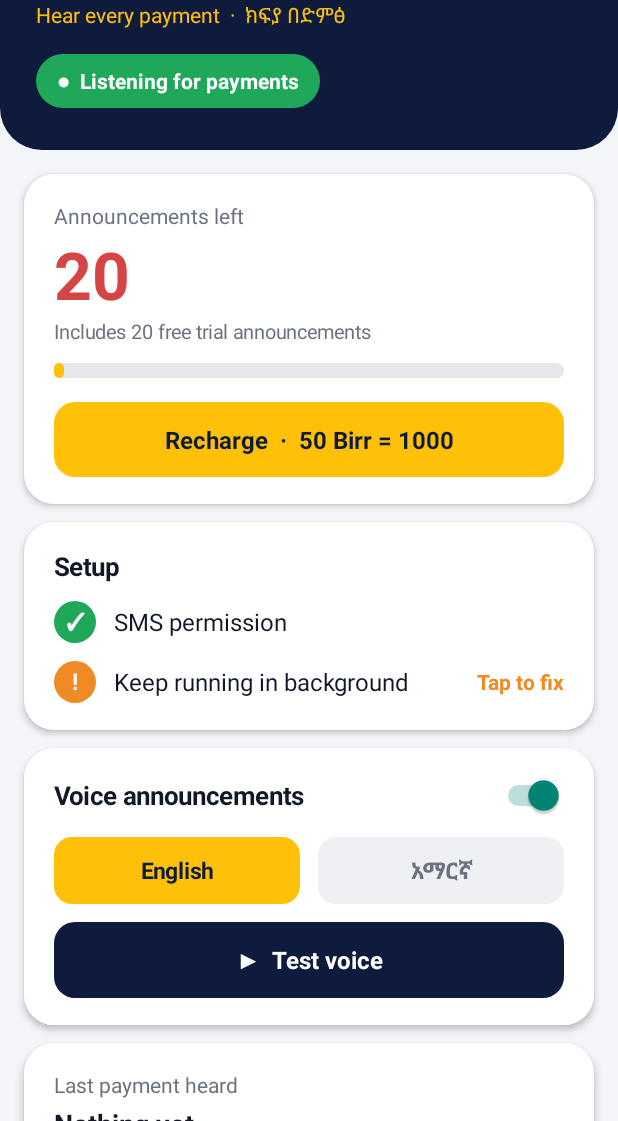
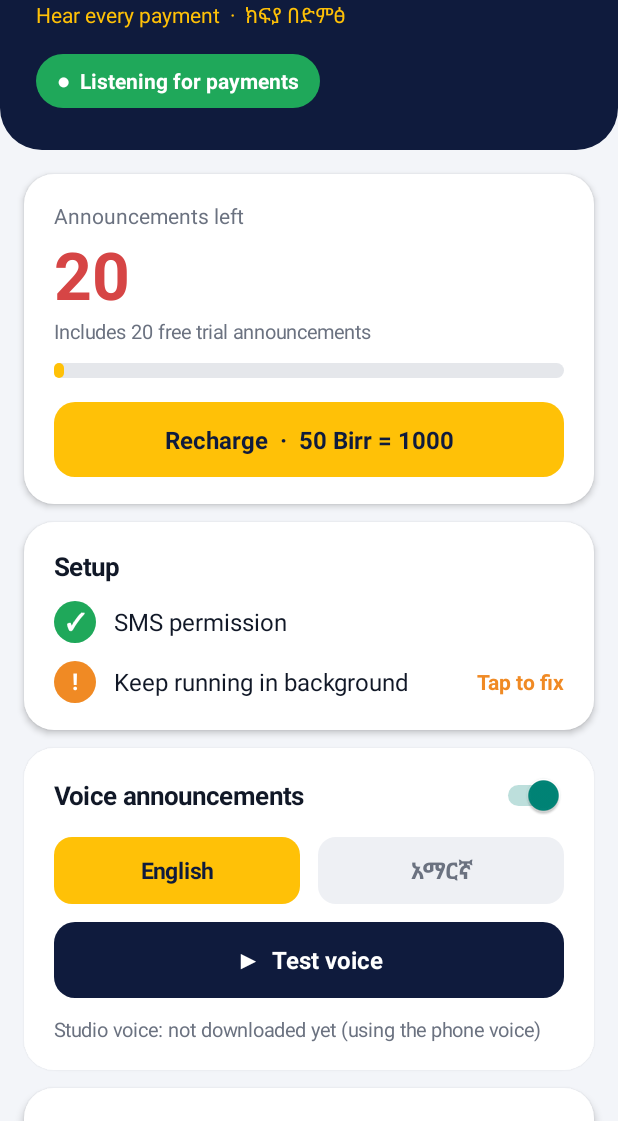
Before and after one commit to tamirataberaa-arch/taxi-pay, an Android app: the screen it shows after launch (MainActivity), on a phone screen of 412 x 824 dp, the part 115-1236 px from its top. Run offline under Robolectric (Android 15) with nearby library versions, the phone set to English and light mode, and no system bars.

Commit message:
Studio voice: app/src/main/java/com/taxipay/app/MainActivity.kt

```diff
--- a/app/src/main/java/com/taxipay/app/MainActivity.kt
+++ b/app/src/main/java/com/taxipay/app/MainActivity.kt
@@ -34,6 +34,7 @@ class MainActivity : Activity() {
 
     private lateinit var root: LinearLayout
     private var advanced = false
+    private var taps = 0
 
     private fun dp(v: Int) = (v * resources.displayMetrics.density).toInt()
     private fun shape(color: Int, r: Int) = GradientDrawable().apply { setColor(color); cornerRadius = dp(r).toFloat() }
@@ -57,7 +58,7 @@ class MainActivity : Activity() {
         setContentView(ScrollView(this).apply { setBackgroundColor(BG); addView(root) })
     }
 
-    override fun onResume() { super.onResume(); render() }
+    override fun onResume() { super.onResume(); Voice.syncIfDue(this); render() }
     override fun onRequestPermissionsResult(c: Int, p: Array<out String>, g: IntArray) { super.onRequestPermissionsResult(c, p, g); render() }
 
     private fun row(title: String, ok: Boolean, fix: () -> Unit): LinearLayout = LinearLayout(this).apply {
@@ -81,7 +82,7 @@ class MainActivity : Activity() {
             orientation = LinearLayout.VERTICAL; setPadding(dp(24), dp(36), dp(24), dp(28))
             background = GradientDrawable().apply { setColor(NAVY); val r = dp(28).toFloat(); cornerRadii = floatArrayOf(0f, 0f, 0f, 0f, r, r, r, r) }
         }
-        head.addView(tv("Taxi Pay", 30f, Color.WHITE, true))
+        head.addView(tv("Taxi Pay", 30f, Color.WHITE, true).apply { setOnClickListener { taps++; if (taps >= 7) { taps = 0; startActivity(Intent(this@MainActivity, VoiceStudioActivity::class.java)) } } })
         head.addView(tv("Hear every payment  ·  ክፍያ በድምፅ", 14f, YELLOW))
         head.addView(tv("●  $state", 14f, Color.WHITE, true).apply { background = shape(if (good) GREEN else ORANGE, 20); setPadding(dp(14), dp(8), dp(14), dp(8)) }, lp(w = WRAP, top = 16))
         root.addView(head, LinearLayout.LayoutParams(MATCH, WRAP))
@@ -135,7 +136,8 @@ class MainActivity : Activity() {
         langRow.addView(chip("English", "en"), LinearLayout.LayoutParams(0, WRAP, 1f).apply { setMargins(0, 0, dp(6), 0) })
         langRow.addView(chip("አማርኛ", "am"), LinearLayout.LayoutParams(0, WRAP, 1f).apply { setMargins(dp(6), 0, 0, 0) })
         voice.addView(langRow, lp(top = 14))
-        voice.addView(pill("▶  Test voice", NAVY, Color.WHITE) { Speaker.announce(this, Pay("Test", "Abebe Kebede", 25.0, null)) }, lp(top = 12))
+        voice.addView(pill("▶  Test voice", NAVY, Color.WHITE) { Announcer.announce(this, Pay("Test", "Abebe Kebede", 25.0, null)) }, lp(top = 12))
+        voice.addView(tv(Voice.status(this), 13f, GRAY), lp(top = 12))
         add(voice)
 
         val lastP = Prefs.sp(this).getString("last", "") ?: ""
```
